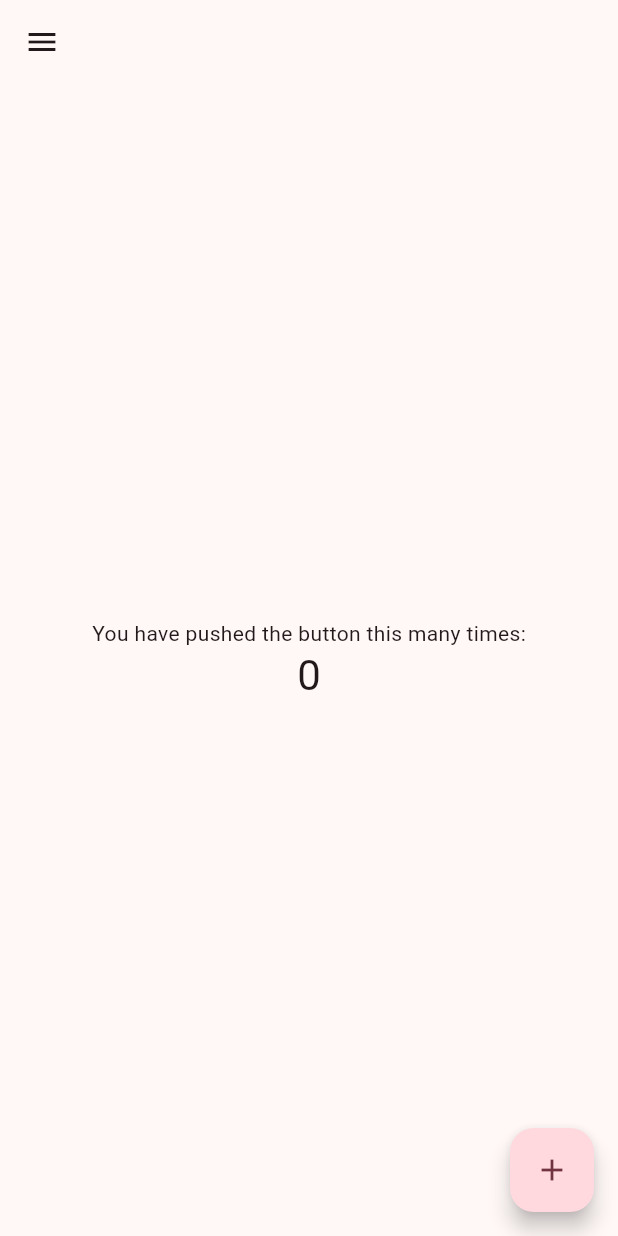
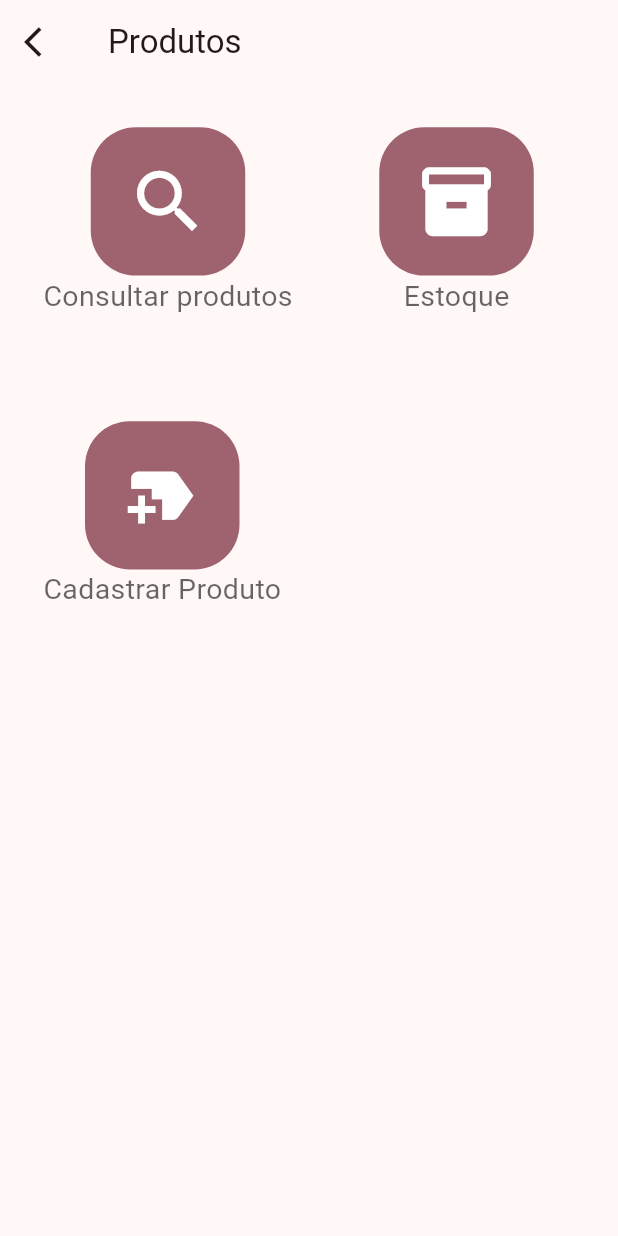
Before and after one commit to brunocaavalcante/SaahBiju, a Flutter app: the MainDrawer widget shown alone on an empty page, opened directly, after a tap on "Produtos", on a phone screen of 412 x 824 dp. Run offline on Flutter 3.47's test engine with Material 2 defaults, Android fonts, the phone set to English and light mode, and no system bars; our stand-ins replace cloud_firestore, firebase_auth, firebase_core, mask_text_input_formatter; accounts and stored records are empty.

Commit message:
#6 Page Home Produtos

```diff
--- a/app/lib/core/widgets/main_drawer.dart
+++ b/app/lib/core/widgets/main_drawer.dart
@@ -2,6 +2,7 @@ import 'package:flutter/material.dart';
 import 'package:provider/provider.dart';
 
 import '../../pages/home_page.dart';
+import '../../pages/produto/home_produto_page.dart';
 import '../../services/usuario_service.dart';
 
 class MainDrawer extends StatefulWidget {
@@ -69,12 +70,8 @@ class _MainDrawerState extends State<MainDrawer> {
                                 fontSize: 14, color: Colors.white),
                           )
                         ])),
-                itemMenu(
-                    "Produtos",
-                    Icons.production_quantity_limits_rounded,
-                    const MyHomePage(
-                      title: '',
-                    )),
+                itemMenu("Produtos", Icons.production_quantity_limits_rounded,
+                    HomeProdutoPage()),
                 itemMenu(
                     "Pedidos",
                     Icons.people_alt,
--- /dev/null
+++ b/app/lib/pages/produto/home_produto_page.dart
@@ -0,0 +1,66 @@
+import 'package:app/pages/produto/cadastro_produto_page.dart';
+import 'package:app/pages/produto/consultar_produtos_page.dart';
+import 'package:app/pages/produto/estoque_page.dart';
+import 'package:flutter/material.dart';
+
+import '../../core/widget_ultil.dart';
+import '../../core/widgets/main_drawer.dart';
+
+class HomeProdutoPage extends StatefulWidget {
+  const HomeProdutoPage({super.key});
+
+  @override
+  State<HomeProdutoPage> createState() => _HomeProdutoPageState();
+}
+
+class _HomeProdutoPageState extends State<HomeProdutoPage> {
+  @override
+  Widget build(BuildContext context) {
+    return Scaffold(
+        appBar: WidgetUltil.barWithArrowBackIos(context, "Produtos"),
+        drawer: const MainDrawer(),
+        body: body());
+  }
+
+  body() {
+    return Column(children: [
+      Row(children: [
+        itenMenu(
+            Icons.search, "Consultar produtos", const ConsultarProdutosPage()),
+        itenMenu(Icons.inventory, "Estoque", const EstoquePage())
+      ]),
+      SizedBox(height: MediaQuery.of(context).size.height * 0.05),
+      Row(children: [
+        itenMenu(
+            Icons.new_label, "Cadastrar Produto", const CadastroProdutoPage()),
+      ])
+    ]);
+  }
+
+  itenMenu(IconData ic, String text, Widget page) {
+    double space = MediaQuery.of(context).size.width * 0.07;
+
+    return GestureDetector(
+        onTap: () async {
+          Navigator.push(
+              context, MaterialPageRoute(builder: (context) => page));
+        },
+        child: Container(
+            margin: EdgeInsets.only(left: space, right: space, top: space),
+            child: Column(children: [
+              Container(
+                  decoration: BoxDecoration(
+                      color: Theme.of(context).primaryColor.withOpacity(0.85),
+                      borderRadius:
+                          const BorderRadius.all(Radius.circular(30.0))),
+                  width: MediaQuery.of(context).size.width * 0.25,
+                  height: MediaQuery.of(context).size.height * 0.12,
+                  child: Icon(ic, size: 55, color: Colors.white)),
+              Text(
+                text,
+                style:
+                    TextStyle(fontSize: 19, color: Theme.of(context).hintColor),
+              )
+            ])));
+  }
+}
```
Also changed, not shown: app/lib/pages/produto/cadastro_produto_page.dart (added, +20 -0 lines), app/lib/pages/produto/consultar_produtos_page.dart (added, +20 -0 lines), app/lib/pages/produto/estoque_page.dart (added, +18 -0 lines), app/lib/pages/pedidos/home_pedidos_page.dart (added).
